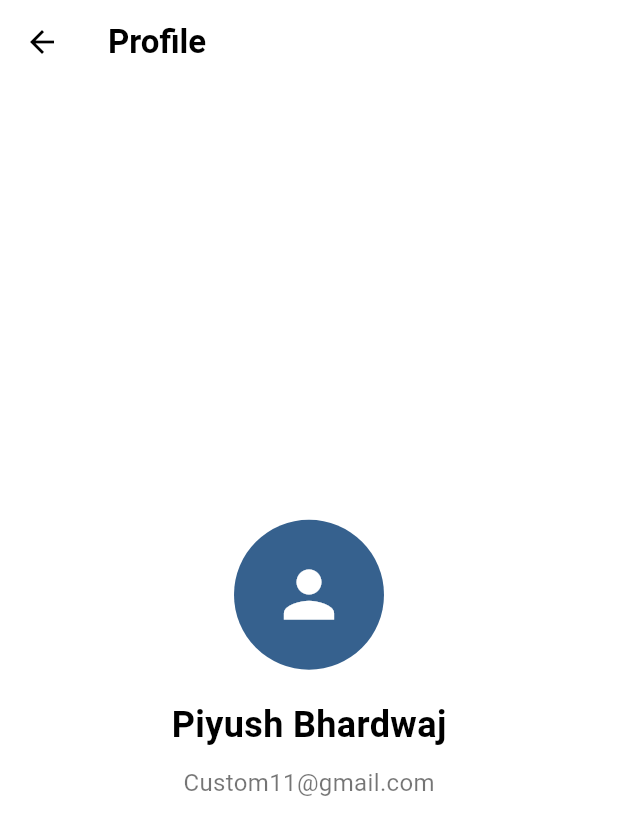
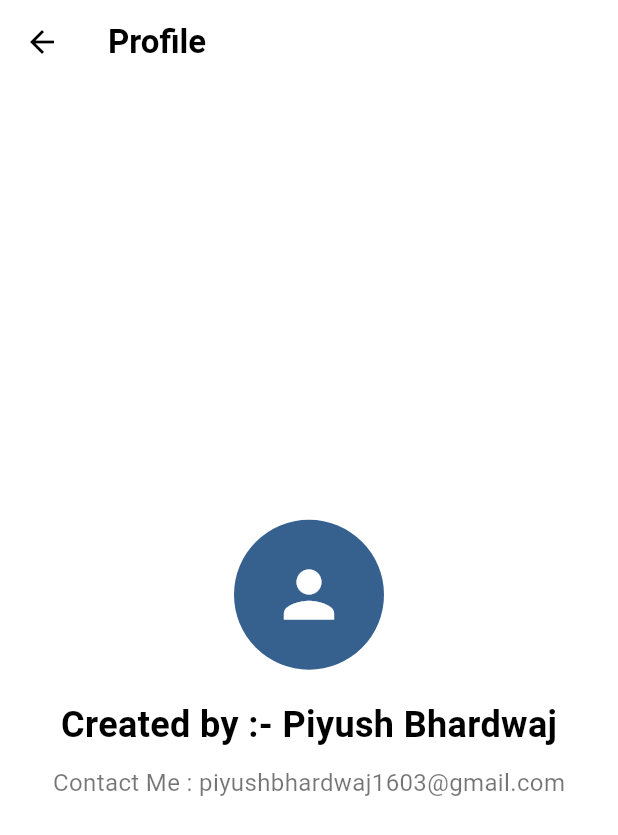
Before and after one commit to Piyu-Pika/my_ai, a Flutter app: the ProfileScreen screen opened directly, on a phone screen of 412 x 824 dp. Shown: the top 835 px of the screen. Run offline on Flutter 3.47's test engine with Material 3 defaults, Android fonts, the phone set to English and light mode, and no system bars; our stand-ins replace flutter_gemini, flutter_markdown, shared_preferences; accounts and stored records are empty.

Commit message:
update 2

```diff
--- a/lib/main.dart
+++ b/lib/main.dart
@@ -1,8 +1,6 @@
 import 'package:flutter/material.dart';
 import 'package:flutter_gemini/flutter_gemini.dart';
 import 'package:my_ai/key.dart';
-//import 'package:my_ai/screens/home_screen.dart';
-import 'package:my_ai/screens/ai_assistant_chat_screen.dart';
 import 'package:my_ai/screens/homeScreen.dart';
 import 'package:provider/provider.dart';
 
--- a/lib/screens/ai_assistant_chat_screen.dart
+++ b/lib/screens/ai_assistant_chat_screen.dart
@@ -331,7 +331,7 @@ class ProfileScreen extends StatelessWidget {
             ),
             const SizedBox(height: 20),
             Text(
-              'Piyush Bhardwaj',
+              'Created by :- Piyush Bhardwaj',
               style: TextStyle(
                 fontSize: 24,
                 fontWeight: FontWeight.bold,
@@ -340,7 +340,7 @@ class ProfileScreen extends StatelessWidget {
             ),
             const SizedBox(height: 10),
             Text(
-              'Custom11@gmail.com',
+              'Contact Me : piyushbhardwaj1603@gmail.com',
               style: TextStyle(
                 fontSize: 16,
                 color: isDarkMode ? Colors.white70 : Colors.black54,
```
